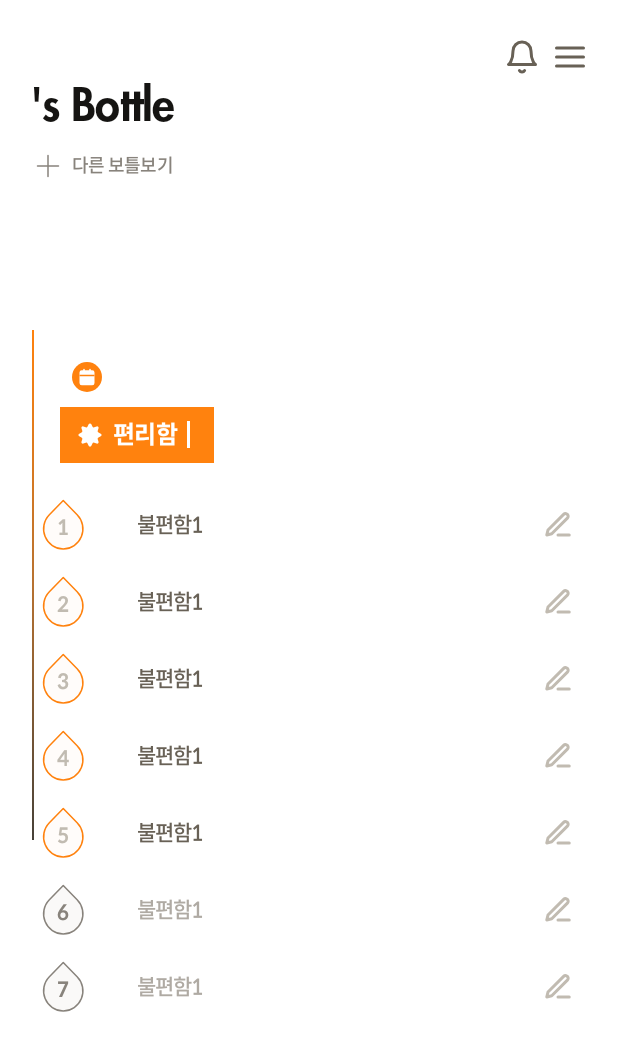
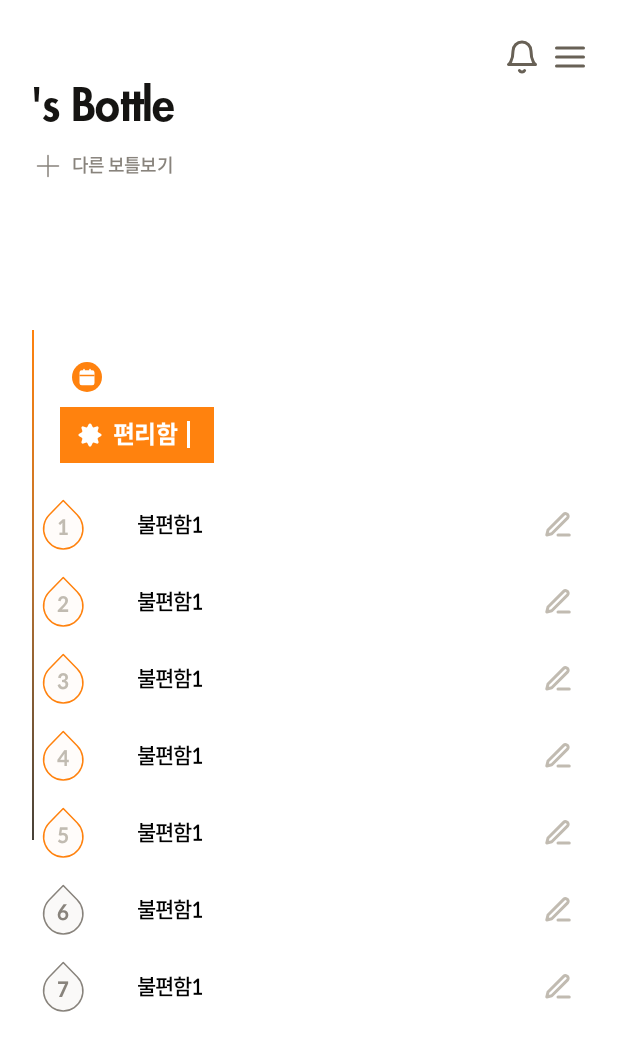
Before and after one commit to 0-Crew/WYB_Android, an Android app: the screen it shows after launch (MainActivity), on a phone screen of 412 x 824 dp. Shown: the top 1051 px of the screen. Run offline under Robolectric (Android 15) with nearby library versions, the light colour scheme and no system bars; our stand-ins replace data binding; 4 statements that could not run were skipped.

Commit message:
[feat] 챌린지 성공 여부에 따라 레이아웃 변경

```diff
--- a/app/src/main/res/layout/item_home_challenge.xml
+++ b/app/src/main/res/layout/item_home_challenge.xml
@@ -51,18 +51,17 @@
                 android:layout_width="match_parent"
                 android:layout_height="wrap_content"
                 android:layout_marginStart="18dp"
-                android:background="@{data.today == true? @drawable/selector_challenge_today : null}"
                 android:paddingHorizontal="10dp"
                 android:paddingVertical="8dp">
 
                 <TextView
                     android:id="@+id/tvDiscomfort"
-                    android:layout_width="wrap_content"
+                    android:layout_width="0dp"
                     android:layout_height="wrap_content"
                     android:layout_marginEnd="4dp"
+                    android:background="@android:color/transparent"
                     android:text="@{data.name}"
                     android:textAppearance="@style/TextAppearance.WYBComponents.Medium.14"
-                    android:textColor="@{data.isFuture ? @color/gray_2 : @color/gray_4}"
                     app:layout_constraintBottom_toBottomOf="parent"
                     app:layout_constraintEnd_toStartOf="@id/cbChallengeEdit"
                     app:layout_constraintHorizontal_chainStyle="spread_inside"
```
Also changed, not shown: app/src/main/java/com/wyb/wyb_android/ui/home/HomeChallengeAdapter.kt (+34 -7 lines).
